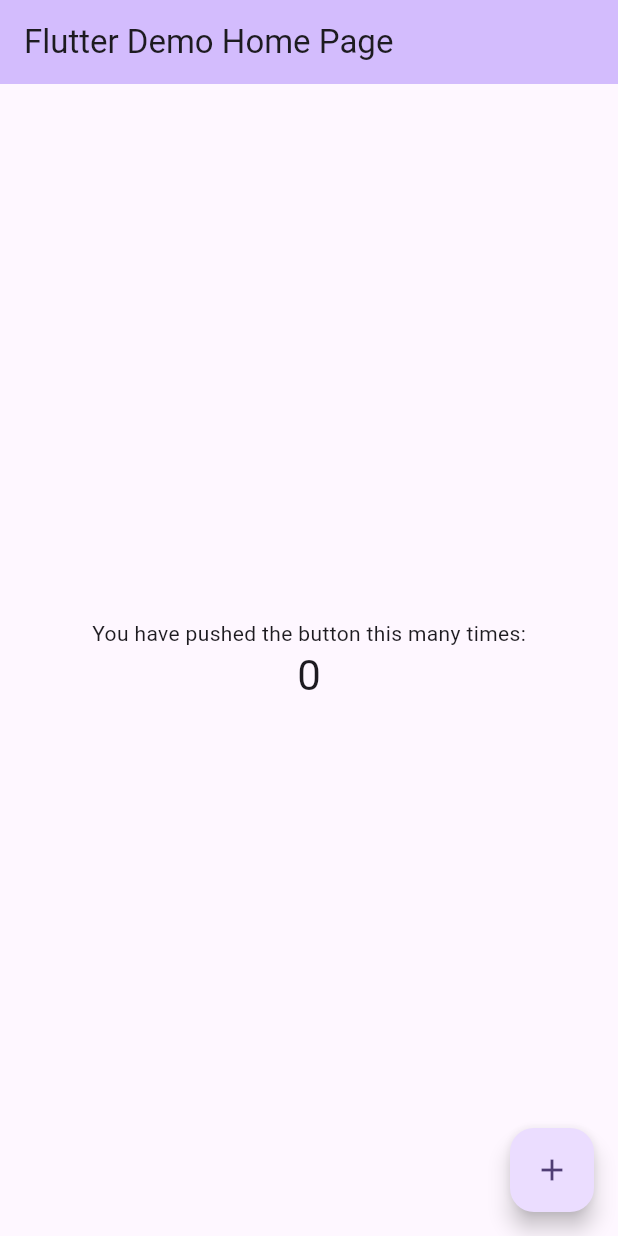
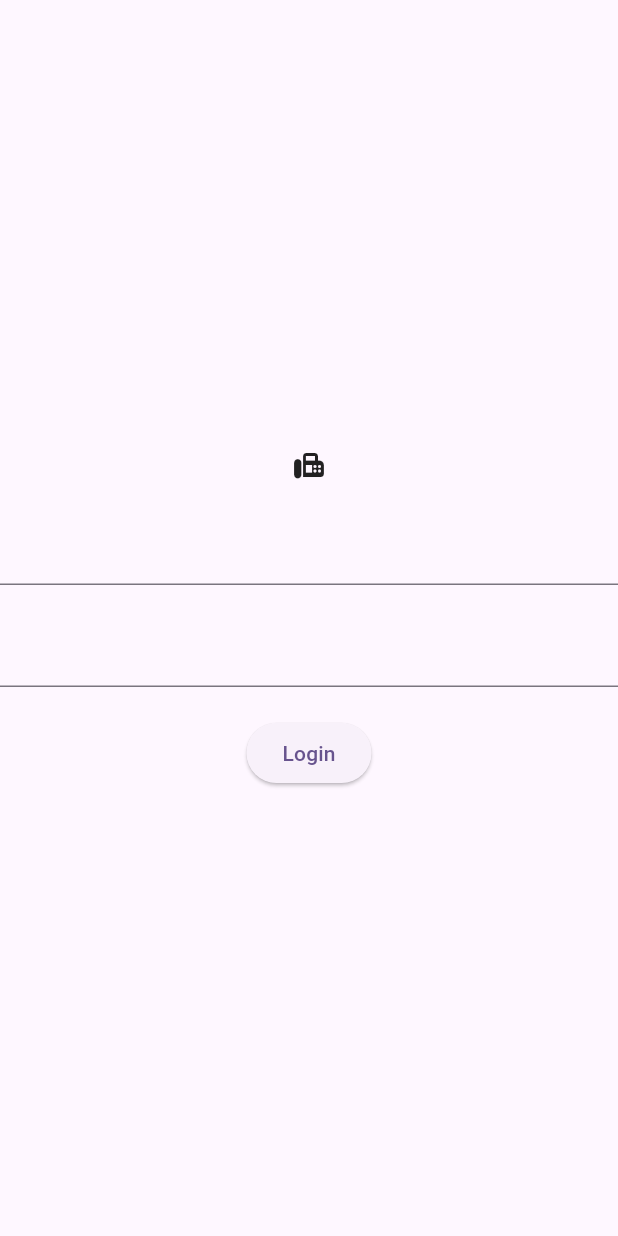
Before and after one commit to Vo1DeMort/chat-app, a Flutter app: the screen it shows after launch, on a phone screen of 412 x 824 dp. Run offline on Flutter 3.47's test engine with Material 3 defaults, Android fonts, the phone set to English and light mode, and no system bars; our stand-ins replace flutter_bloc.

Commit message:
flutter login bloc ,repo and models
boiler plate sorta

```diff
--- /dev/null
+++ b/client_side/lib/login/domain/login_response_model.dart
@@ -0,0 +1,2 @@
+/// login success response model
+class LoginResponseModel {}
--- /dev/null
+++ b/client_side/lib/login/domain/register_response_model.dart
@@ -0,0 +1 @@
+class RegisterResponseModel {}
--- /dev/null
+++ b/client_side/lib/login/presentation/bloc/bloc.dart
@@ -0,0 +1 @@
+Bloc<LoginEvent ,LoginState >{}
--- /dev/null
+++ b/client_side/lib/login/presentation/bloc/login_bloc.dart
@@ -0,0 +1,19 @@
+import 'package:client_side/login/presentation/bloc/login_event.dart';
+import 'package:client_side/login/presentation/bloc/login_state.dart';
+import 'package:flutter_bloc/flutter_bloc.dart';
+
+import '../../data/login_repo.dart';
+
+class LoginBloc extends Bloc<LoginEvent, LoginState> {
+  LoginBloc() : super(LoginInitialState()) {
+    final repo = LoginRepo();
+
+    on<Register>((event, emit) async {
+      final data = repo.register(userName: '', email: '', password: '');
+    });
+
+    on<Login>((event, emit) async {
+      final data = repo.login(email: '', password: '');
+    });
+  }
+}
--- /dev/null
+++ b/client_side/lib/login/presentation/bloc/login_event.dart
@@ -0,0 +1,20 @@
+sealed class LoginEvent {}
+
+final class Login extends LoginEvent {
+  final String email;
+  final String password;
+
+  Login({required this.email, required this.password});
+}
+
+final class Register extends LoginEvent {
+  final String userName;
+  final String email;
+  final String password;
+
+  Register({
+    required this.userName,
+    required this.email,
+    required this.password,
+  });
+}
--- /dev/null
+++ b/client_side/lib/login/presentation/login_page.dart
@@ -0,0 +1,31 @@
+import 'package:flutter/material.dart';
+
+class LoginPage extends StatefulWidget {
+  const LoginPage({super.key});
+
+  @override
+  State<LoginPage> createState() => _LoginPageState();
+}
+
+// gotta be responsive
+class _LoginPageState extends State<LoginPage> {
+  @override
+  Widget build(BuildContext context) {
+    return Scaffold(
+      body: Center(
+        child: Column(
+          mainAxisAlignment: .center,
+          spacing: 20,
+          children: [
+            //TODO
+            //replace with svg or something
+            Icon(Icons.fax_rounded),
+            TextFormField(),
+            TextFormField(),
+            ElevatedButton(onPressed: () {}, child: Text('Login')),
+          ],
+        ),
+      ),
+    );
+  }
+}
--- a/client_side/lib/main.dart
+++ b/client_side/lib/main.dart
@@ -1,9 +1,11 @@
+import 'package:client_side/login/presentation/login_page.dart';
 import 'package:client_side/utils/bloc_observer.dart';
 import 'package:flutter/material.dart';
 import 'package:flutter_bloc/flutter_bloc.dart';
 
 void main() {
   Bloc.observer = SimpleObserver();
+  //TODO: preload share preference data
   runApp(const MyApp());
 }
 
@@ -15,7 +17,8 @@ class MyApp extends StatelessWidget {
     return MaterialApp(
       title: 'Flutter Demo',
       theme: ThemeData(colorScheme: .fromSeed(seedColor: Colors.deepPurple)),
-      home: const MyHomePage(title: 'Flutter Demo Home Page'),
+      //home: const MyHomePage(title: 'Flutter Demo Home Page'),
+      home: LoginPage(),
     );
   }
 }
--- a/client_side/pubspec.yaml
+++ b/client_side/pubspec.yaml
@@ -13,6 +13,7 @@ dependencies:
 
   cupertino_icons: ^1.0.8
   flutter_bloc: ^9.1.1
+  flutter_secure_storage: ^10.0.0
 
 dev_dependencies:
   flutter_test:
```
Also changed, not shown: client_side/lib/app_theme/theme_data.dart (added, +20 -0 lines), client_side/lib/login/data/login_repo.dart (added, +8 -0 lines), client_side/lib/login/presentation/bloc/login_state.dart (added, +30 -0 lines), client_side/pubspec.lock, 8 other files.
